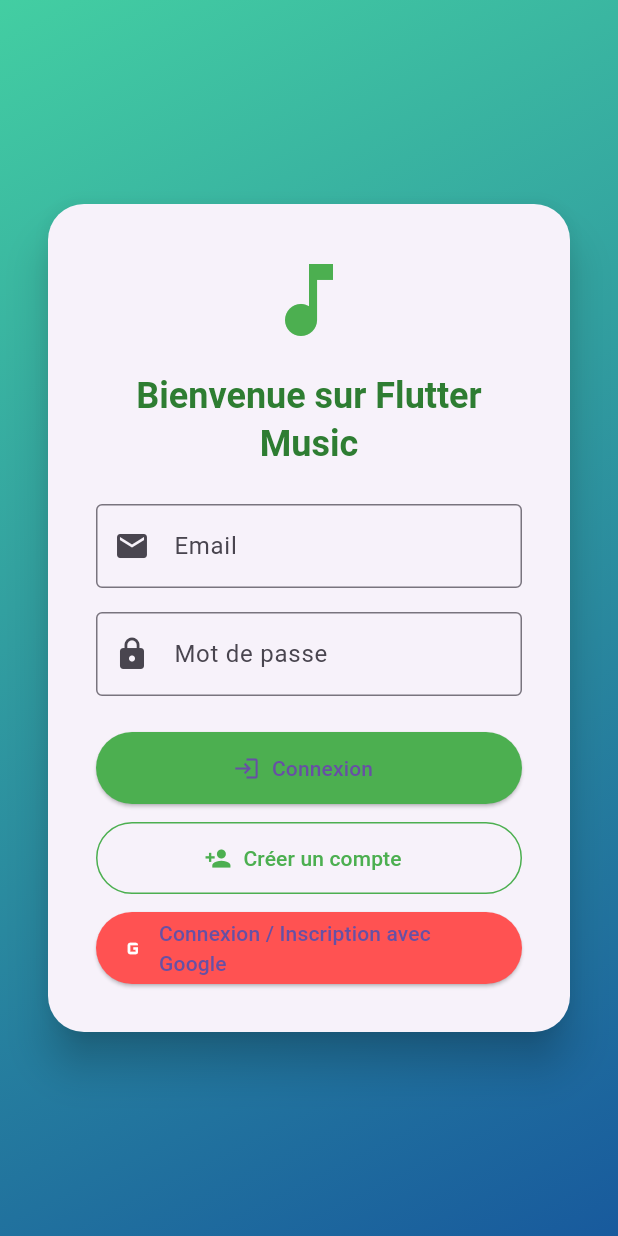
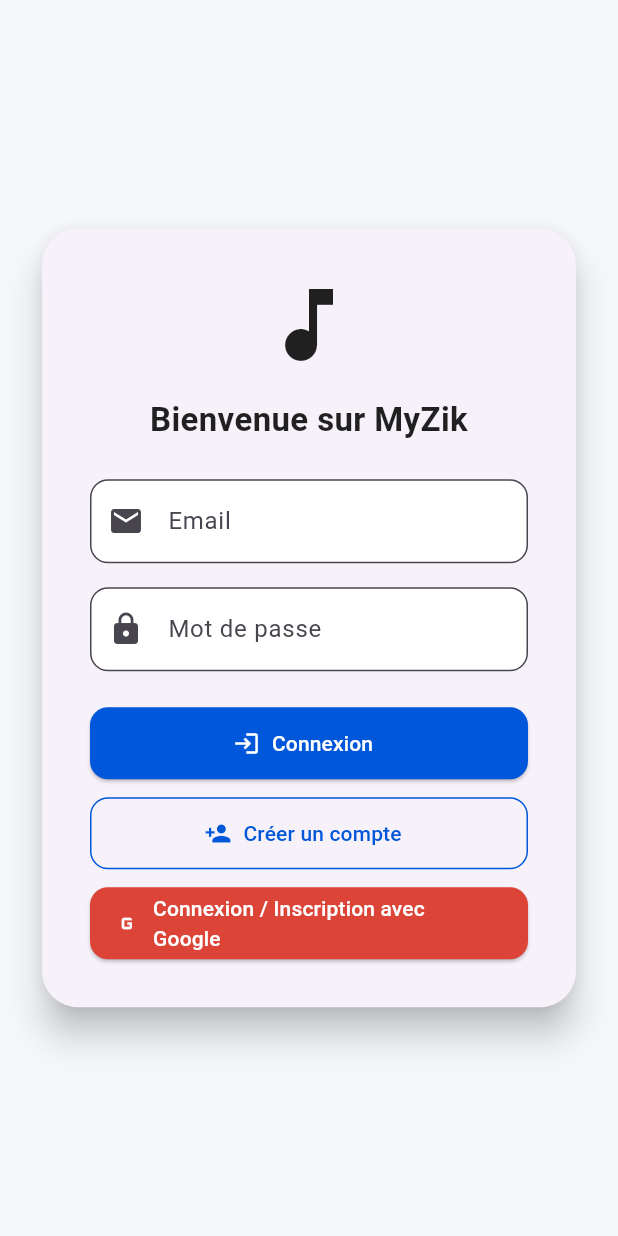
Before and after one commit to r0om1ain/flutter-music-app, a Flutter app: the screen it shows after launch, on a phone screen of 412 x 824 dp. Run offline on Flutter 3.47's test engine with Material 3 defaults, Android fonts, the light colour scheme and no system bars; our stand-ins replace firebase_auth, firebase_core, just_audio, shared_preferences; accounts and stored records are empty.

Commit message:
mise a jour de l'ui

```diff
--- a/lib/auth_page.dart
+++ b/lib/auth_page.dart
@@ -11,6 +11,10 @@
 class _AuthPageState extends State<AuthPage> {
   final emailCtrl = TextEditingController();
   final passCtrl = TextEditingController();
+
+  final Color primaryColor = const Color(0xFF0057D9); // Bleu pro
+  final Color background = const Color(0xFFF5F7FA);
+  final Color googleRed = const Color(0xFFDB4437);
 
   Future<void> _creerCompte() async {
     try {
@@ -71,52 +75,52 @@
     final isLoggedIn = FirebaseAuth.instance.currentUser != null;
 
     return Scaffold(
-      body: Container(
-        decoration: const BoxDecoration(
-          gradient: LinearGradient(
-            colors: [Color(0xFF43CEA2), Color(0xFF185A9D)],
-            begin: Alignment.topLeft,
-            end: Alignment.bottomRight,
-          ),
-        ),
-        alignment: Alignment.center,
+      backgroundColor: background,
+      body: SafeArea(
+        child: Center(
           child: SingleChildScrollView(
+            padding: const EdgeInsets.symmetric(horizontal: 24),
             child: Card(
-            elevation: 12,
+              elevation: 10,
               shape: RoundedRectangleBorder(borderRadius: BorderRadius.circular(24)),
-            margin: const EdgeInsets.symmetric(horizontal: 32),
               child: Padding(
                 padding: const EdgeInsets.all(32),
                 child: Column(
                   mainAxisSize: MainAxisSize.min,
                   children: [
-                  const Icon(Icons.music_note, size: 64, color: Colors.green),
+                    const Icon(Icons.music_note, size: 64, color: Colors.black87),
                     const SizedBox(height: 16),
-                  Text(
-                    'Bienvenue sur Flutter Music',
-                    style: Theme.of(context).textTheme.headlineSmall?.copyWith(
-                      color: Colors.green[800],
+                    const Text(
+                      'Bienvenue sur MyZik',
+                      style: TextStyle(
+                        fontSize: 22,
                         fontWeight: FontWeight.bold,
+                        color: Colors.black87,
                       ),
                       textAlign: TextAlign.center,
                     ),
                     const SizedBox(height: 24),
                     TextField(
                       controller: emailCtrl,
-                    decoration: const InputDecoration(
+                      keyboardType: TextInputType.emailAddress,
+                      decoration: InputDecoration(
                         labelText: 'Email',
-                      prefixIcon: Icon(Icons.email),
-                      border: OutlineInputBorder(),
+                        prefixIcon: const Icon(Icons.email),
+                        border: OutlineInputBorder(borderRadius: BorderRadius.circular(12)),
+                        filled: true,
+                        fillColor: Colors.white,
                       ),
                     ),
                     const SizedBox(height: 16),
                     TextField(
                       controller: passCtrl,
                       obscureText: true,
-                    decoration: const InputDecoration(
+                      decoration: InputDecoration(
                         labelText: 'Mot de passe',
-                      prefixIcon: Icon(Icons.lock),
-                      border: OutlineInputBorder(),
+                        prefixIcon: const Icon(Icons.lock),
+                        border: OutlineInputBorder(borderRadius: BorderRadius.circular(12)),
+                        filled: true,
+                        fillColor: Colors.white,
                       ),
                     ),
                     const SizedBox(height: 24),
@@ -126,7 +130,11 @@
                       label: const Text('Connexion'),
                       style: ElevatedButton.styleFrom(
                         minimumSize: const Size.fromHeight(48),
-                      backgroundColor: Colors.green,
+                        backgroundColor: primaryColor,
+                        foregroundColor: Colors.white,
+                        shape: RoundedRectangleBorder(
+                          borderRadius: BorderRadius.circular(12),
+                        ),
                       ),
                     ),
                     const SizedBox(height: 12),
@@ -136,8 +144,11 @@
                       label: const Text('Créer un compte'),
                       style: OutlinedButton.styleFrom(
                         minimumSize: const Size.fromHeight(48),
-                      foregroundColor: Colors.green,
-                      side: const BorderSide(color: Colors.green),
+                        foregroundColor: primaryColor,
+                        side: BorderSide(color: primaryColor),
+                        shape: RoundedRectangleBorder(
+                          borderRadius: BorderRadius.circular(12),
+                        ),
                       ),
                     ),
                     const SizedBox(height: 12),
@@ -147,7 +158,11 @@
                       label: const Text("Connexion / Inscription avec Google"),
                       style: ElevatedButton.styleFrom(
                         minimumSize: const Size.fromHeight(48),
-                      backgroundColor: Colors.redAccent,
+                        backgroundColor: googleRed,
+                        foregroundColor: Colors.white,
+                        shape: RoundedRectangleBorder(
+                          borderRadius: BorderRadius.circular(12),
+                        ),
                       ),
                     ),
                     if (isLoggedIn) ...[
@@ -160,6 +175,9 @@
                           minimumSize: const Size.fromHeight(48),
                           foregroundColor: Colors.red,
                           side: const BorderSide(color: Colors.red),
+                          shape: RoundedRectangleBorder(
+                            borderRadius: BorderRadius.circular(12),
+                          ),
                         ),
                       ),
                     ],
@@ -169,6 +187,7 @@
             ),
           ),
         ),
+      ),
     );
   }
 }
```
Lines whose indentation alone changed are shown as unchanged.
